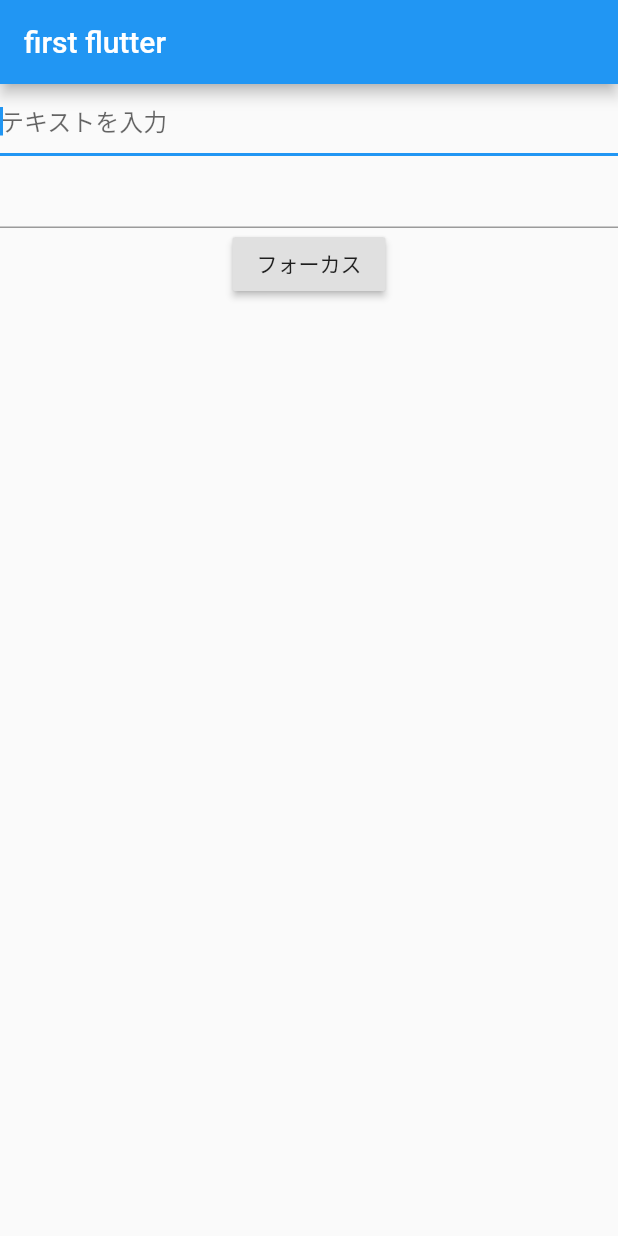
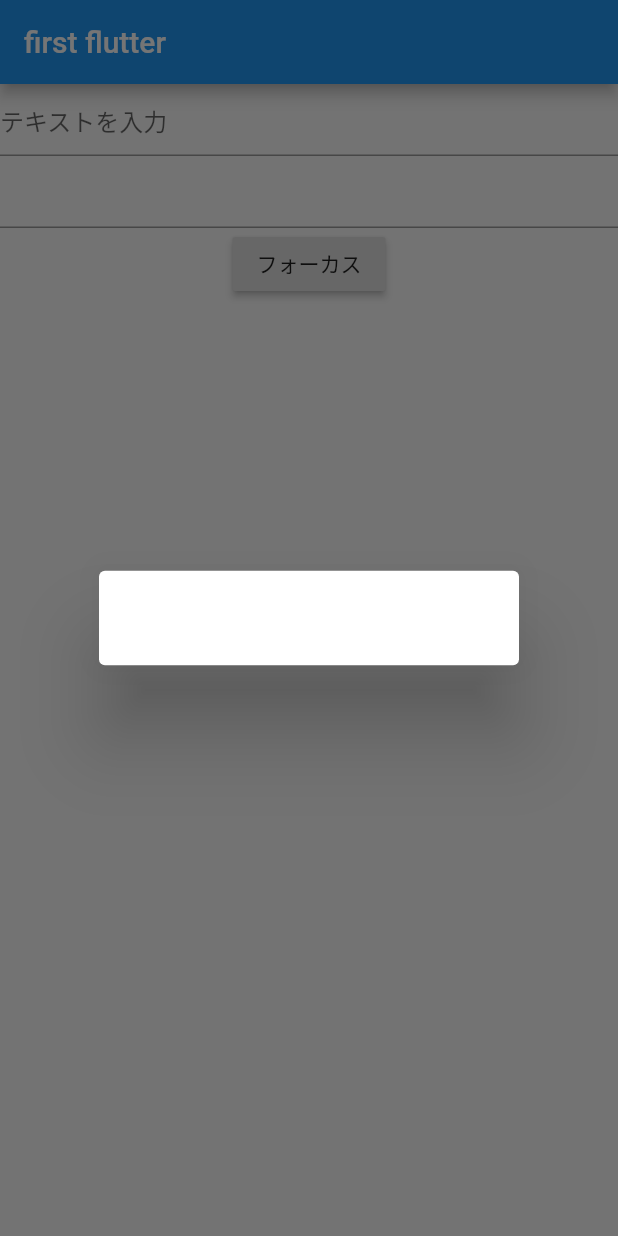
Before and after one commit to 11miyassie/first_flutter_app, a Flutter app: the screen it shows after launch, after a tap on "フォーカス", on a phone screen of 412 x 824 dp. Run offline on Flutter 3.47's test engine with Material 2 defaults, Android fonts, the phone set to English and light mode, and no system bars.

```diff
--- a/lib/main.dart
+++ b/lib/main.dart
@@ -70,7 +70,14 @@ class _MyHomePageState extends State<MyHomePage> {
             RaisedButton(
               child: Text('フォーカス'),
               onPressed: (){
-                print(myController.text);
+                showDialog(
+                  context: context,
+                  builder: (context) {
+                    return AlertDialog(
+                      content: Text(myController.text),
+                    );
+                  },
+                );
               },
             )
           ],
```
